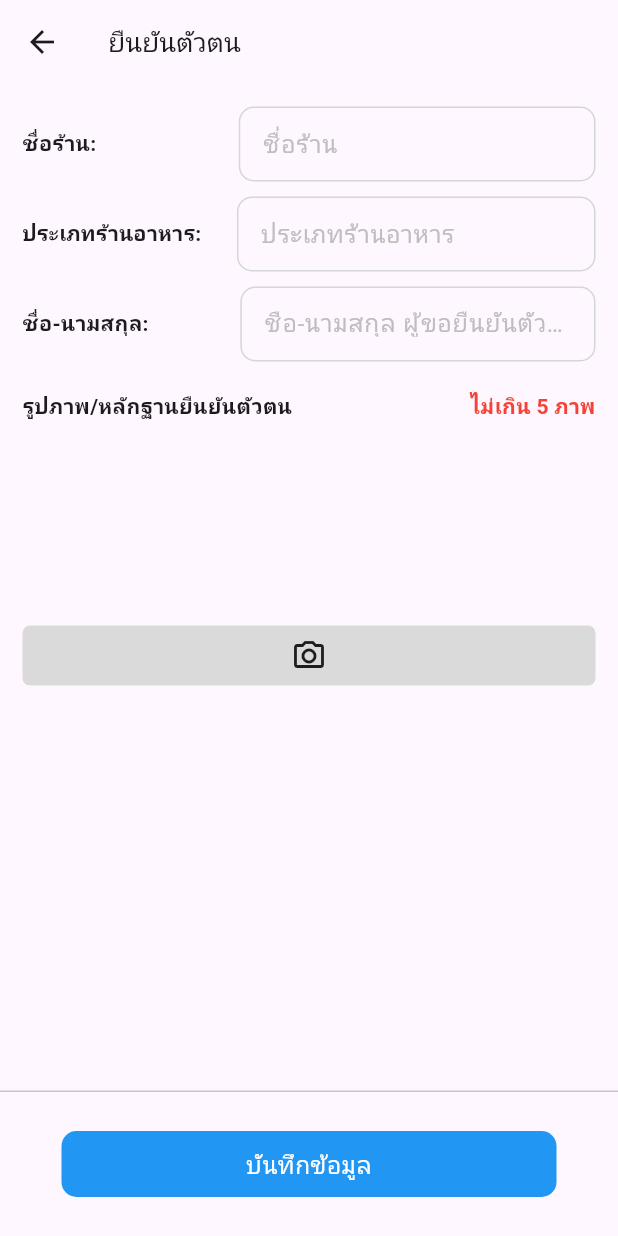
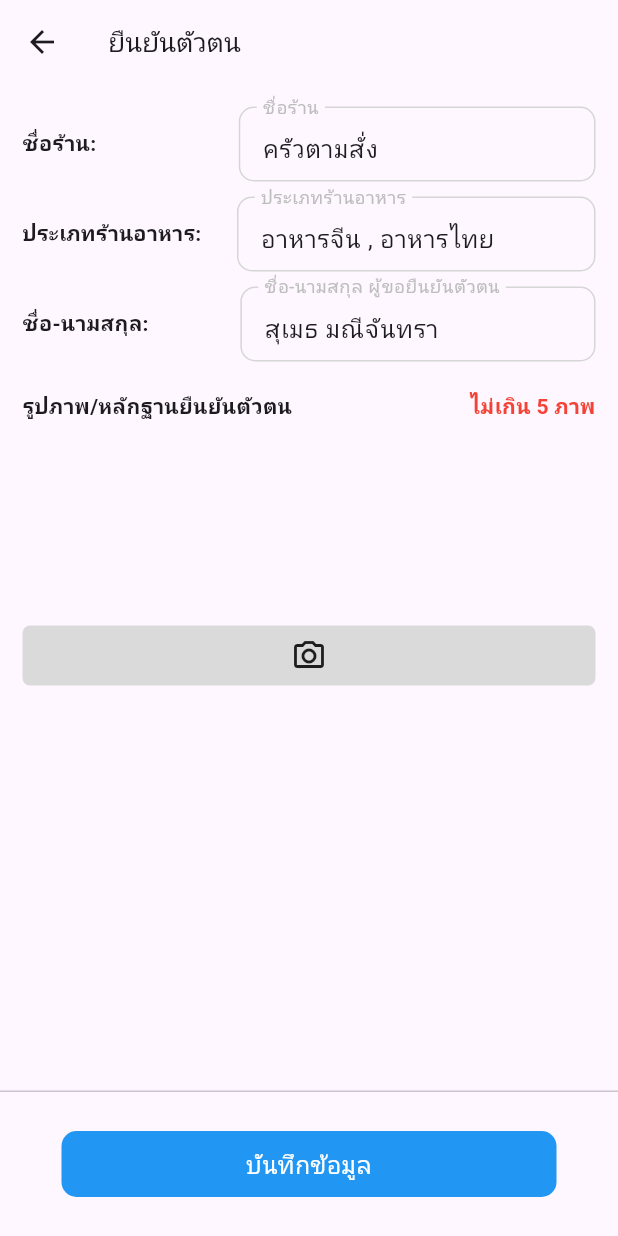
Before and after one commit to Maneechanthra/fmr_project, a Flutter app: the VerifyRestaurantPage screen opened directly, on a phone screen of 412 x 824 dp. Run offline on Flutter 3.47's test engine with Material 3 defaults, Android fonts, the phone set to English and light mode, and no system bars; our stand-ins replace another_carousel_pro, flutter_rating_bar, geocoding, geolocator, google_fonts, google_maps_flutter and 4 more; missing offline and left inert: slider_controller; accounts and stored records are empty; Roboto replaces fonts that are missing (EkkamaiNew, Prompt).

Commit message:
updated coding

```diff
--- a/lib/add_screen/addVerify.dart
+++ b/lib/add_screen/addVerify.dart
@@ -1,4 +1,8 @@
 import 'package:flutter/material.dart';
+import 'package:fmr_project/add_screen/addRestuarant.dart';
+import 'package:fmr_project/detail_page/all_restaurant_of_me.dart';
+import 'package:fmr_project/detail_page/detail_restaurant.dart';
+import 'package:fmr_project/detail_page/restaurantOfme.dart';
 import 'package:image_picker/image_picker.dart';
 import 'dart:io';
 
@@ -10,6 +14,10 @@ class VerifyRestaurantPage extends StatefulWidget {
 }
 
 class _VerifyRestaurantPageState extends State<VerifyRestaurantPage> {
+  final nameController = TextEditingController(text: "สุเมธ มณีจันทรา");
+  final restaurantNameController = TextEditingController(text: "ครัวตามสั่ง");
+  final tagrestaurantController =
+      TextEditingController(text: "อาหารจีน , อาหารไทย");
   String selectedDay = 'ทุกวัน';
   String openingTime = '';
   String closingTime = '';
@@ -23,6 +31,11 @@ class _VerifyRestaurantPageState extends State<VerifyRestaurantPage> {
     'วันเสาร์',
     'วันอาทิตย์'
   ];
+
+  // List<String> tagrestaurant = [
+  //   'อาหารจีน',
+  //   'อาหารอีสาน',
+  // ];
 
   List<File> selectedImages = [];
 
@@ -90,6 +103,7 @@ class _VerifyRestaurantPageState extends State<VerifyRestaurantPage> {
                     child: SizedBox(
                         height: 50,
                         child: TextField(
+                          controller: restaurantNameController,
                           decoration: InputDecoration(
                             border: OutlineInputBorder(
                               borderSide: BorderSide(
@@ -136,6 +150,7 @@ class _VerifyRestaurantPageState extends State<VerifyRestaurantPage> {
                     child: SizedBox(
                         height: 50,
                         child: TextField(
+                          controller: tagrestaurantController,
                           decoration: InputDecoration(
                             border: OutlineInputBorder(
                               borderSide: BorderSide(
@@ -182,25 +197,23 @@ class _VerifyRestaurantPageState extends State<VerifyRestaurantPage> {
                     child: SizedBox(
                         height: 50,
                         child: TextField(
+                          controller: nameController,
                           decoration: InputDecoration(
                             border: OutlineInputBorder(
-                              borderSide: BorderSide(
-                                  color:
-                                      Colors.blue), // Change the border color
+                              borderSide: BorderSide(color: Colors.blue),
                               borderRadius: BorderRadius.all(
                                 Radius.circular(5),
                               ),
                             ),
                             focusedBorder: OutlineInputBorder(
                               borderRadius: BorderRadius.circular(10),
-                              borderSide: BorderSide(
-                                  color: Colors.grey), // สีขอบเทาเมื่อโฟกัส
+                              borderSide: BorderSide(color: Colors.grey),
                             ),
                             enabledBorder: OutlineInputBorder(
                               borderRadius: BorderRadius.circular(10),
                               borderSide: BorderSide(
-                                  color: const Color.fromARGB(255, 214, 214,
-                                      214)), // สีขอบเทาเมื่อไม่ได้โฟกัส
+                                  color:
+                                      const Color.fromARGB(255, 214, 214, 214)),
                             ),
                             labelText: "ชื่อ-นามสกุล ผู้ขอยืนยันตัวตน",
                             labelStyle: TextStyle(
@@ -284,7 +297,9 @@ class _VerifyRestaurantPageState extends State<VerifyRestaurantPage> {
             alignment: MainAxisAlignment.center,
             children: [
               InkWell(
-                onTap: () {},
+                onTap: () {
+                  Navigator.pop(context);
+                },
                 child: Container(
                   height: 100,
                   width: 330,
--- a/lib/screen/forgotpassword.dart
+++ b/lib/screen/forgotpassword.dart
@@ -14,10 +14,7 @@ class _ForgotPasswordPageState extends State<ForgotPasswordPage> {
       appBar: AppBar(
         title: Text(
           "ลืมรหัสผ่าน",
-          style: TextStyle(
-              fontFamily: 'EkkamaiNew',
-              fontWeight: FontWeight.w900,
-              fontSize: 18),
+          style: TextStyle(fontWeight: FontWeight.w900, fontSize: 18),
         ),
       ),
       body: Column(
```
Also changed, not shown: lib/add_screen/addTimeOpenClose.dart (+11 -7 lines), lib/add_screen/addTimeOpenClose_for_editForm.dart (+7 -6 lines), lib/edit_screen/editRestaurant.dart (+9 -2 lines), lib/screen/home.dart (+51 -45 lines).
